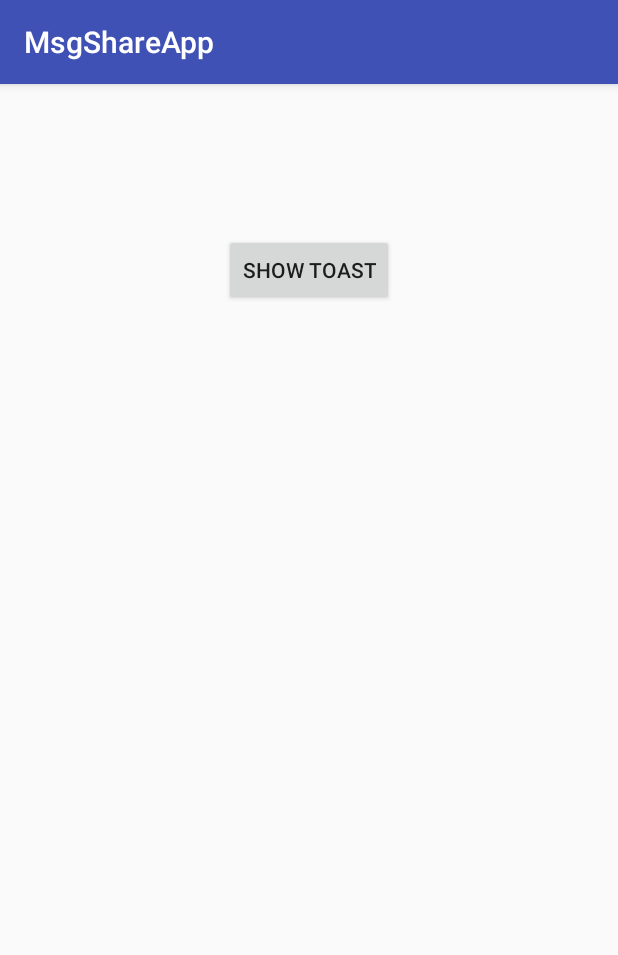
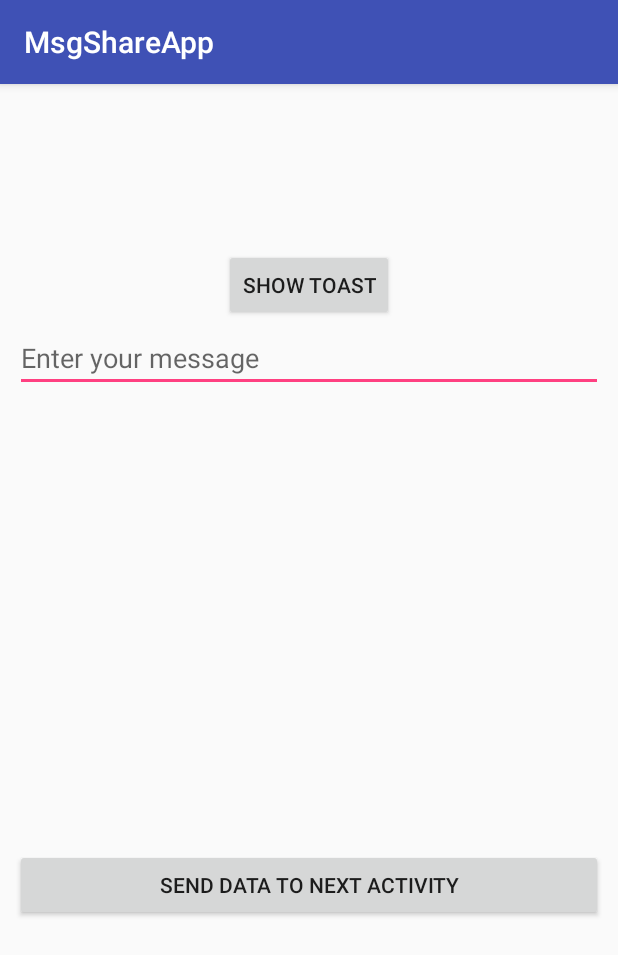
Before and after one commit to robinstrunk/MsgShareApp, an Android app: the screen it shows after launch (MainActivity), on a phone screen of 412 x 824 dp. Shown: the top 955 px of the screen. Run offline under Robolectric (Android 15) with nearby library versions, the phone set to English and light mode, and no system bars.

Commit message:
Section Two, Video Three

```diff
--- a/app/src/main/AndroidManifest.xml
+++ b/app/src/main/AndroidManifest.xml
@@ -16,6 +16,9 @@
                 <category android:name="android.intent.category.LAUNCHER" />
             </intent-filter>
         </activity>
+        <activity android:name=".SecondActivity">
+
+        </activity>
     </application>
 
 </manifest>
--- a/app/src/main/res/layout/activity_main.xml
+++ b/app/src/main/res/layout/activity_main.xml
@@ -4,7 +4,8 @@
     xmlns:tools="http://schemas.android.com/tools"
     android:layout_width="match_parent"
     android:layout_height="match_parent"
-    tools:context=".MainActivity">
+    tools:context=".MainActivity"
+    android:padding="10dp">
 
 
     <Button
@@ -15,4 +16,23 @@
         android:layout_centerHorizontal="true"
         android:layout_marginTop="100dp"
         android:text="Show Toast" />
+
+    <EditText
+        android:id="@+id/etUserMessage"
+        android:layout_width="match_parent"
+        android:layout_height="wrap_content"
+        android:layout_alignParentTop="true"
+        android:layout_centerHorizontal="true"
+        android:layout_marginTop="150dp"
+        android:ems="10"
+        android:hint="Enter your message" />
+
+    <Button
+        android:id="@+id/btnSendMessageToNextActivity"
+        android:layout_width="match_parent"
+        android:layout_height="wrap_content"
+        android:layout_alignParentBottom="true"
+        android:layout_centerHorizontal="true"
+        android:layout_marginBottom="200dp"
+        android:text="Send Data To Next Activity" />
 </RelativeLayout>
```
Also changed, not shown: app/src/main/java/com/greemand/msgshareapp/MainActivity.kt (+9 -0 lines), app/src/main/java/com/greemand/msgshareapp/SecondActivity.kt (added, +11 -0 lines), app/src/main/res/layout/activity_second.xml (added, +8 -0 lines).
